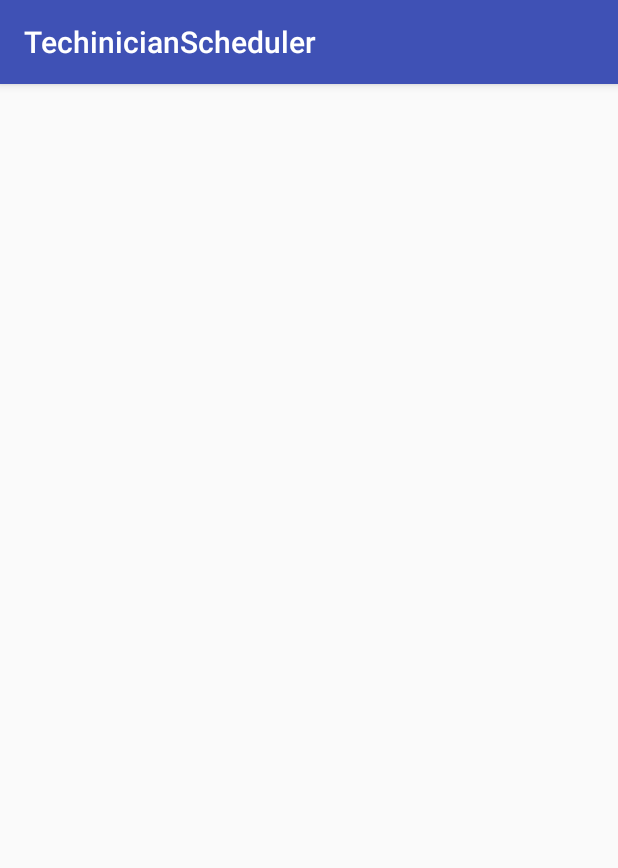
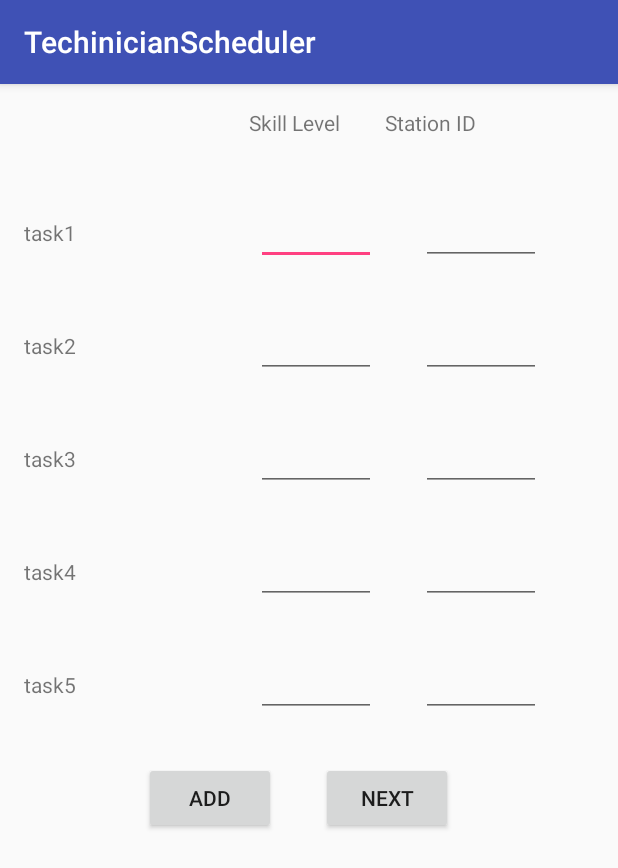
Before and after one commit to wysxhlyy/TechinicianScheduler, an Android app: the ScheduleStep2 screen opened directly, with no data from a screen before it, on a phone screen of 412 x 824 dp. Shown: the top 868 px of the screen. Run offline under Robolectric (Android 15) with nearby library versions, the phone set to English and light mode, and no system bars.

Commit message:
Update
1. Activity ui written

```diff
--- a/app/src/main/java/com/example/mario/techinicianscheduler/Manager/ManagerDashboard.java
+++ b/app/src/main/java/com/example/mario/techinicianscheduler/Manager/ManagerDashboard.java
@@ -1,13 +1,15 @@
 package com.example.mario.techinicianscheduler.Manager;
 
+import android.content.Intent;
 import android.os.Bundle;
 import android.support.v7.app.AppCompatActivity;
+import android.view.View;
 import android.widget.Button;
 import android.widget.TextView;
 
 import com.example.mario.techinicianscheduler.R;
 
-public class ManagerDashboard extends AppCompatActivity {
+public class ManagerDashboard extends AppCompatActivity implements View.OnClickListener {
 
     private TextView username;
     private Bundle managerInfo;
@@ -25,6 +27,7 @@ public class ManagerDashboard extends AppCompatActivity {
         initialize();
 
         username.setText("Welcome Back: "+ managerInfo.getString("managerName"));
+        schedule.setOnClickListener(this);
 
     }
 
@@ -39,4 +42,13 @@ public class ManagerDashboard extends AppCompatActivity {
     }
 
 
+    @Override
+    public void onClick(View view) {
+        switch (view.getId()){
+            case R.id.schedule:
+                Intent intent=new Intent(ManagerDashboard.this,ScheduleStep1.class);
+                startActivity(intent);
+                break;
+        }
+    }
 }
--- a/app/src/main/java/com/example/mario/techinicianscheduler/Manager/ScheduleStep1.java
+++ b/app/src/main/java/com/example/mario/techinicianscheduler/Manager/ScheduleStep1.java
@@ -1,15 +1,39 @@
 package com.example.mario.techinicianscheduler.Manager;
 
+import android.content.Intent;
 import android.support.v7.app.AppCompatActivity;
 import android.os.Bundle;
+import android.view.View;
+import android.widget.Button;
+import android.widget.EditText;
 
 import com.example.mario.techinicianscheduler.R;
 
 public class ScheduleStep1 extends AppCompatActivity {
 
+    private EditText numOfTasks;
+    private Button next1;
+
     @Override
     protected void onCreate(Bundle savedInstanceState) {
         super.onCreate(savedInstanceState);
         setContentView(R.layout.activity_schedule_step1);
+
+        initialize();
+
+        next1.setOnClickListener(new View.OnClickListener() {
+            @Override
+            public void onClick(View view) {
+                Intent intent=new Intent(ScheduleStep1.this,ScheduleStep2.class);
+                intent.putExtra("numOfTasks",numOfTasks.getText().toString());
+                startActivity(intent);
+            }
+        });
+
+    }
+
+    private void initialize() {
+        numOfTasks=(EditText)findViewById(R.id.numOfTasks);
+        next1=(Button)findViewById(R.id.next1);
     }
 }
--- a/app/src/main/res/layout/activity_schedule_step1.xml
+++ b/app/src/main/res/layout/activity_schedule_step1.xml
@@ -1,5 +1,5 @@
 <?xml version="1.0" encoding="utf-8"?>
-<RelativeLayout xmlns:android="http://schemas.android.com/apk/res/android"
+<LinearLayout xmlns:android="http://schemas.android.com/apk/res/android"
     xmlns:tools="http://schemas.android.com/tools"
     android:id="@+id/activity_schedule_step1"
     android:layout_width="match_parent"
@@ -8,6 +8,33 @@
     android:paddingLeft="@dimen/activity_horizontal_margin"
     android:paddingRight="@dimen/activity_horizontal_margin"
     android:paddingTop="@dimen/activity_vertical_margin"
-    tools:context="com.example.mario.techinicianscheduler.Manager.ScheduleStep1">
+    tools:context="com.example.mario.techinicianscheduler.Manager.ScheduleStep1"
+    android:orientation="vertical"
+    >
 
-</RelativeLayout>
+    <TextView
+        android:layout_width="wrap_content"
+        android:layout_height="wrap_content"
+        android:textColor="@color/myBlack"
+        android:text="Input the number of tasks"
+        android:textSize="30dp"
+        android:layout_gravity="center"
+        />
+
+    <EditText
+        android:layout_width="200dp"
+        android:layout_height="wrap_content"
+        android:id="@+id/numOfTasks"
+        android:layout_gravity="center"
+        />
+
+    <Button
+        android:layout_width="wrap_content"
+        android:layout_height="wrap_content"
+        android:id="@+id/next1"
+        android:text="next"
+        android:layout_gravity="center"
+        />
+
+
+</LinearLayout>
--- a/app/src/main/res/layout/activity_schedule_step2.xml
+++ b/app/src/main/res/layout/activity_schedule_step2.xml
@@ -1,5 +1,5 @@
 <?xml version="1.0" encoding="utf-8"?>
-<RelativeLayout xmlns:android="http://schemas.android.com/apk/res/android"
+<LinearLayout xmlns:android="http://schemas.android.com/apk/res/android"
     xmlns:tools="http://schemas.android.com/tools"
     android:id="@+id/activity_schedule_step2"
     android:layout_width="match_parent"
@@ -8,6 +8,196 @@
     android:paddingLeft="@dimen/activity_horizontal_margin"
     android:paddingRight="@dimen/activity_horizontal_margin"
     android:paddingTop="@dimen/activity_vertical_margin"
-    tools:context="com.example.mario.techinicianscheduler.Manager.ScheduleStep2">
+    tools:context="com.example.mario.techinicianscheduler.Manager.ScheduleStep2"
+    android:orientation="vertical"
+    >
 
-</RelativeLayout>
+    <LinearLayout
+        android:layout_width="wrap_content"
+        android:layout_height="wrap_content"
+        android:orientation="horizontal"
+        android:layout_marginLeft="150dp"
+        >
+
+        <TextView
+            android:layout_width="wrap_content"
+            android:layout_height="wrap_content"
+            android:text="Skill Level"
+            />
+
+        <TextView
+            android:layout_width="wrap_content"
+            android:layout_height="wrap_content"
+            android:layout_marginLeft="30dp"
+            android:text="Station ID"/>
+
+    </LinearLayout>
+
+    <LinearLayout
+        android:layout_marginTop="40dp"
+        android:layout_width="wrap_content"
+        android:layout_height="wrap_content">
+
+        <TextView
+            android:layout_width="wrap_content"
+            android:layout_height="wrap_content"
+            android:text="task1"
+            />
+
+        <EditText
+            android:layout_width="80dp"
+            android:layout_height="wrap_content"
+            android:id="@+id/skillLevel1"
+            android:layout_marginLeft="120dp"
+            />
+
+        <EditText
+            android:layout_width="80dp"
+            android:layout_height="wrap_content"
+            android:id="@+id/stationId1"
+            android:layout_marginLeft="30dp"
+            />
+
+    </LinearLayout>
+
+    <LinearLayout
+        android:layout_width="wrap_content"
+        android:layout_height="wrap_content"
+        android:layout_marginTop="30dp"
+        >
+
+        <TextView
+            android:layout_width="wrap_content"
+            android:layout_height="wrap_content"
+            android:text="task2"
+            />
+
+        <EditText
+            android:layout_width="80dp"
+            android:layout_height="wrap_content"
+            android:id="@+id/skillLevel2"
+            android:layout_marginLeft="120dp"
+            />
+
+        <EditText
+            android:layout_width="80dp"
+            android:layout_height="wrap_content"
+            android:id="@+id/stationId2"
+            android:layout_marginLeft="30dp"
+            />
+
+    </LinearLayout>
+
+    <LinearLayout
+        android:layout_width="wrap_content"
+        android:layout_height="wrap_content"
+        android:layout_marginTop="30dp"
+        >
+
+        <TextView
+            android:layout_width="wrap_content"
+            android:layout_height="wrap_content"
+            android:text="task3"
+            />
+
+        <EditText
+            android:layout_width="80dp"
+            android:layout_height="wrap_content"
+            android:id="@+id/skillLevel3"
+            android:layout_marginLeft="120dp"
+            />
+
+        <EditText
+            android:layout_width="80dp"
+            android:layout_height="wrap_content"
+            android:id="@+id/stationId3"
+            android:layout_marginLeft="30dp"
+            />
+
+    </LinearLayout>
+
+    <LinearLayout
+        android:layout_width="wrap_content"
+        android:layout_height="wrap_content"
+        android:layout_marginTop="30dp"
+        >
+
+        <TextView
+            android:layout_width="wrap_content"
+            android:layout_height="wrap_content"
+            android:text="task4"
+            />
+
+        <EditText
+            android:layout_width="80dp"
+            android:layout_height="wrap_content"
+            android:id="@+id/skillLevel4"
+            android:layout_marginLeft="120dp"
+            />
+
+        <EditText
+            android:layout_width="80dp"
+            android:layout_height="wrap_content"
+            android:id="@+id/stationId4"
+            android:layout_marginLeft="30dp"
+            />
+
+    </LinearLayout>
+
+    <LinearLayout
+        android:layout_width="wrap_content"
+        android:layout_height="wrap_content"
+        android:layout_marginTop="30dp"
+        >
+
+        <TextView
+            android:layout_width="wrap_content"
+            android:layout_height="wrap_content"
+            android:text="task5"
+            />
+
+        <EditText
+            android:layout_width="80dp"
+            android:layout_height="wrap_content"
+            android:id="@+id/skillLevel5"
+            android:layout_marginLeft="120dp"
+            />
+
+        <EditText
+            android:layout_width="80dp"
+            android:layout_height="wrap_content"
+            android:id="@+id/stationId5"
+            android:layout_marginLeft="30dp"
+            />
+
+    </LinearLayout>
+
+
+    <LinearLayout
+        android:layout_width="wrap_content"
+        android:layout_height="wrap_content"
+        android:layout_marginTop="30dp"
+        >
+
+
+        <Button
+            android:layout_width="wrap_content"
+            android:layout_height="wrap_content"
+            android:id="@+id/addTaskBtn"
+            android:text="add"
+            android:layout_marginLeft="80dp"
+            />
+
+        <Button
+            android:layout_width="wrap_content"
+            android:layout_height="wrap_content"
+            android:id="@+id/next2"
+            android:text="next"
+            android:layout_marginLeft="30dp"
+            />
+
+    </LinearLayout>
+
+
+
+</LinearLayout>
--- a/app/src/main/res/layout/activity_schedule_step3.xml
+++ b/app/src/main/res/layout/activity_schedule_step3.xml
@@ -1,5 +1,5 @@
 <?xml version="1.0" encoding="utf-8"?>
-<RelativeLayout xmlns:android="http://schemas.android.com/apk/res/android"
+<LinearLayout xmlns:android="http://schemas.android.com/apk/res/android"
     xmlns:tools="http://schemas.android.com/tools"
     android:id="@+id/activity_schedule_step3"
     android:layout_width="match_parent"
@@ -8,6 +8,10 @@
     android:paddingLeft="@dimen/activity_horizontal_margin"
     android:paddingRight="@dimen/activity_horizontal_margin"
     android:paddingTop="@dimen/activity_vertical_margin"
-    tools:context="com.example.mario.techinicianscheduler.Manager.ScheduleStep3">
+    tools:context="com.example.mario.techinicianscheduler.Manager.ScheduleStep3"
+    android:orientation="vertical"
+    >
 
-</RelativeLayout>
+
+
+</LinearLayout>
```
